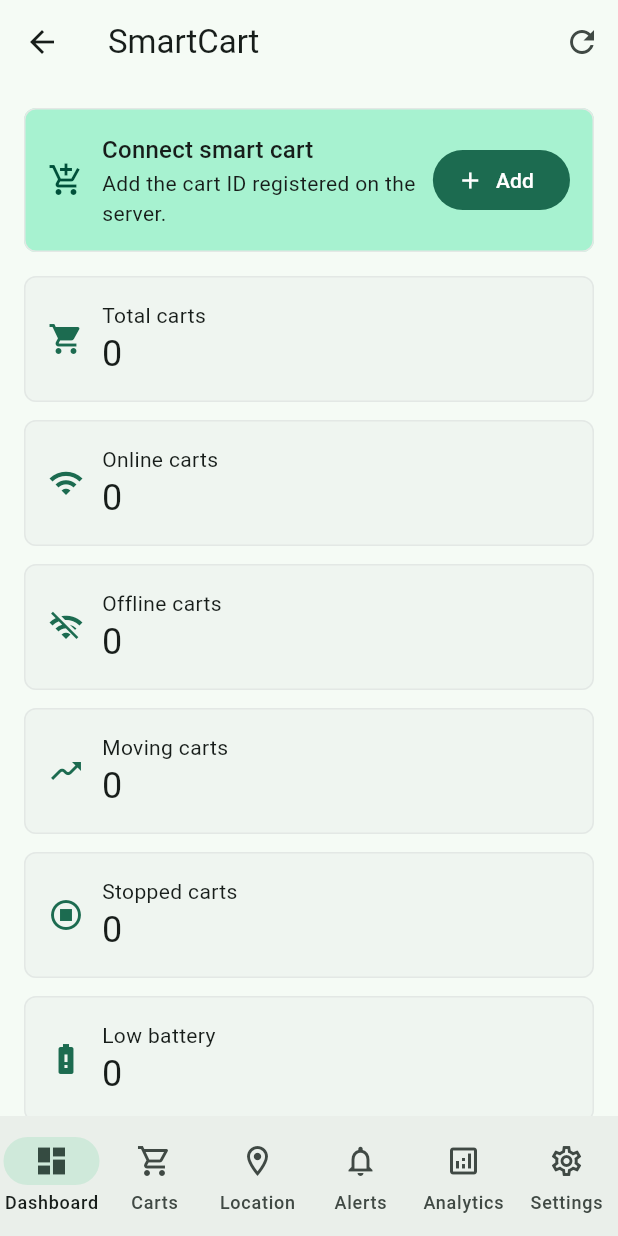
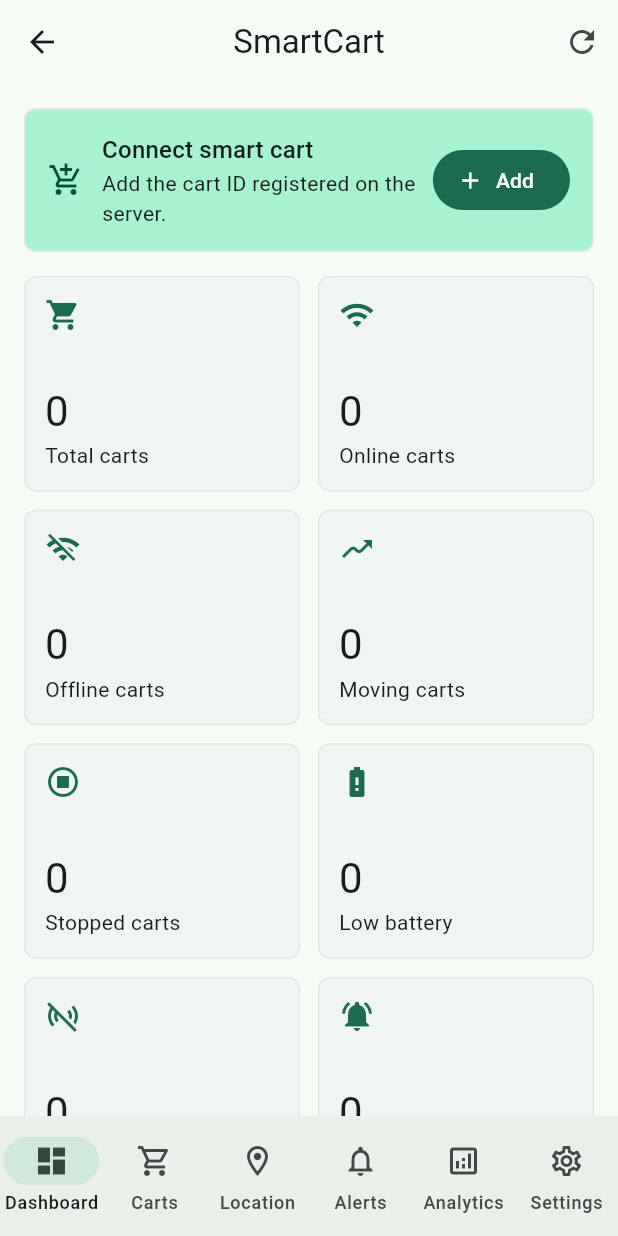
Before and after one commit to Ommymax/smartcart, a Flutter app: the AppScaffold screen opened directly, on a phone screen of 412 x 824 dp. Run offline on Flutter 3.47's test engine with Material 3 defaults, Android fonts, the phone set to English and light mode, and no system bars; our stand-ins replace fl_chart, google_maps_flutter, shared_preferences, socket_io_client; accounts and stored records are empty.

Commit message:
Use mobile app shell layout

```diff
--- a/mobile-app/lib/features/dashboard/dashboard_screen.dart
+++ b/mobile-app/lib/features/dashboard/dashboard_screen.dart
@@ -71,9 +71,13 @@ class DashboardScreen extends StatelessWidget {
             ),
           ),
           const SizedBox(height: 16),
-          Wrap(
-            spacing: 12,
-            runSpacing: 12,
+          GridView.count(
+            shrinkWrap: true,
+            physics: const NeverScrollableScrollPhysics(),
+            crossAxisCount: 2,
+            mainAxisSpacing: 12,
+            crossAxisSpacing: 12,
+            childAspectRatio: 1.28,
             children: cards.map((item) => _SummaryCard(title: item.$1, value: item.$2, icon: item.$3)).toList(),
           ),
           const SizedBox(height: 20),
@@ -107,26 +111,18 @@ class _SummaryCard extends StatelessWidget {
 
   @override
   Widget build(BuildContext context) {
-    return SizedBox(
-      width: MediaQuery.sizeOf(context).width < 520 ? double.infinity : 190,
-      child: Card(
+    return Card(
       child: Padding(
-          padding: const EdgeInsets.all(16),
-          child: Row(
-            children: [
-              Icon(icon, color: Theme.of(context).colorScheme.primary),
-              const SizedBox(width: 12),
-              Expanded(
+        padding: const EdgeInsets.all(14),
         child: Column(
           crossAxisAlignment: CrossAxisAlignment.start,
           children: [
+            Icon(icon, color: Theme.of(context).colorScheme.primary),
+            const Spacer(),
+            Text('$value', style: Theme.of(context).textTheme.headlineMedium),
+            const SizedBox(height: 2),
             Text(title, maxLines: 2, overflow: TextOverflow.ellipsis),
-                    Text('$value', style: Theme.of(context).textTheme.headlineSmall),
           ],
-                ),
-              ),
-            ],
-          ),
         ),
       ),
     );
--- a/mobile-app/lib/shared/widgets/app_scaffold.dart
+++ b/mobile-app/lib/shared/widgets/app_scaffold.dart
@@ -36,12 +36,10 @@ class _AppScaffoldState extends State<AppScaffold> {
       const NavigationDestination(icon: Icon(Icons.settings_outlined), selectedIcon: Icon(Icons.settings), label: 'Settings'),
     ];
 
-    return LayoutBuilder(
-      builder: (context, constraints) {
-        final wide = constraints.maxWidth >= 900;
     return Scaffold(
       appBar: AppBar(
         title: const Text('SmartCart'),
+        centerTitle: true,
         actions: [
           IconButton(
             tooltip: 'Refresh',
@@ -50,33 +48,20 @@ class _AppScaffoldState extends State<AppScaffold> {
           ),
         ],
       ),
-          body: Row(
-            children: [
-              if (wide)
-                NavigationRail(
-                  selectedIndex: index,
-                  onDestinationSelected: (value) => setState(() => index = value),
-                  labelType: NavigationRailLabelType.all,
-                  destinations: destinations
-                      .map((d) => NavigationRailDestination(
-                            icon: d.icon,
-                            selectedIcon: d.selectedIcon,
-                            label: Text(d.label),
-                          ))
-                      .toList(),
+      body: ColoredBox(
+        color: Theme.of(context).colorScheme.surface,
+        child: Center(
+          child: ConstrainedBox(
+            constraints: const BoxConstraints(maxWidth: 480),
+            child: screens[index],
           ),
-              Expanded(child: screens[index]),
-            ],
         ),
-          bottomNavigationBar: wide
-              ? null
-              : NavigationBar(
+      ),
+      bottomNavigationBar: NavigationBar(
         selectedIndex: index,
         onDestinationSelected: (value) => setState(() => index = value),
         destinations: destinations,
       ),
     );
-      },
-    );
   }
 }
```
Lines whose indentation alone changed are shown as unchanged.
